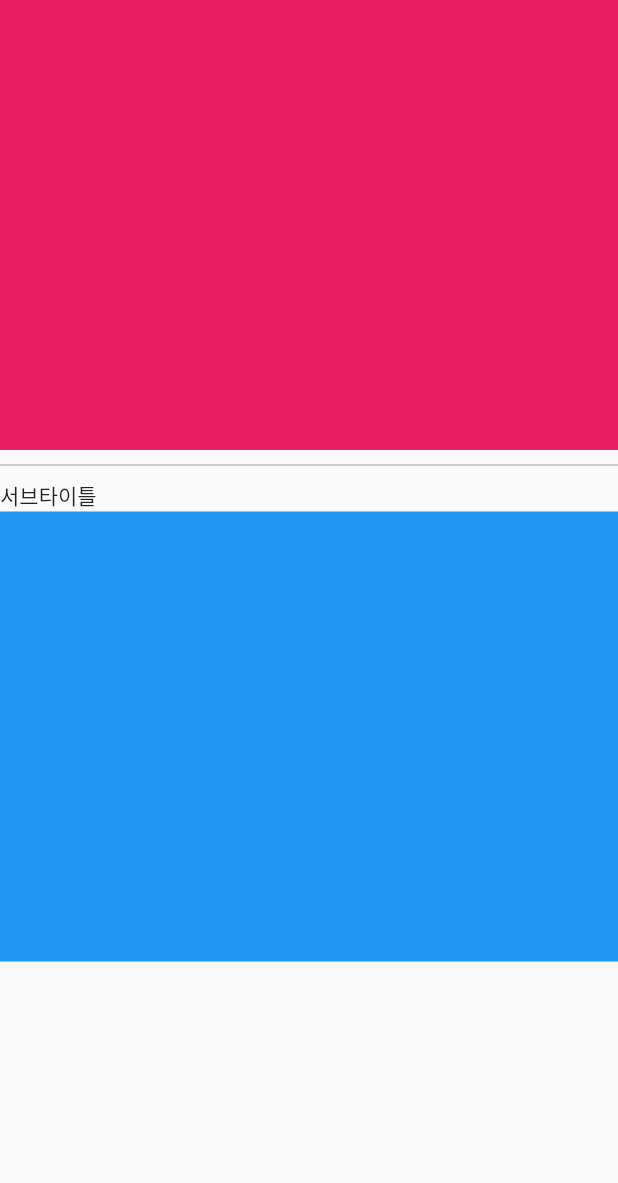
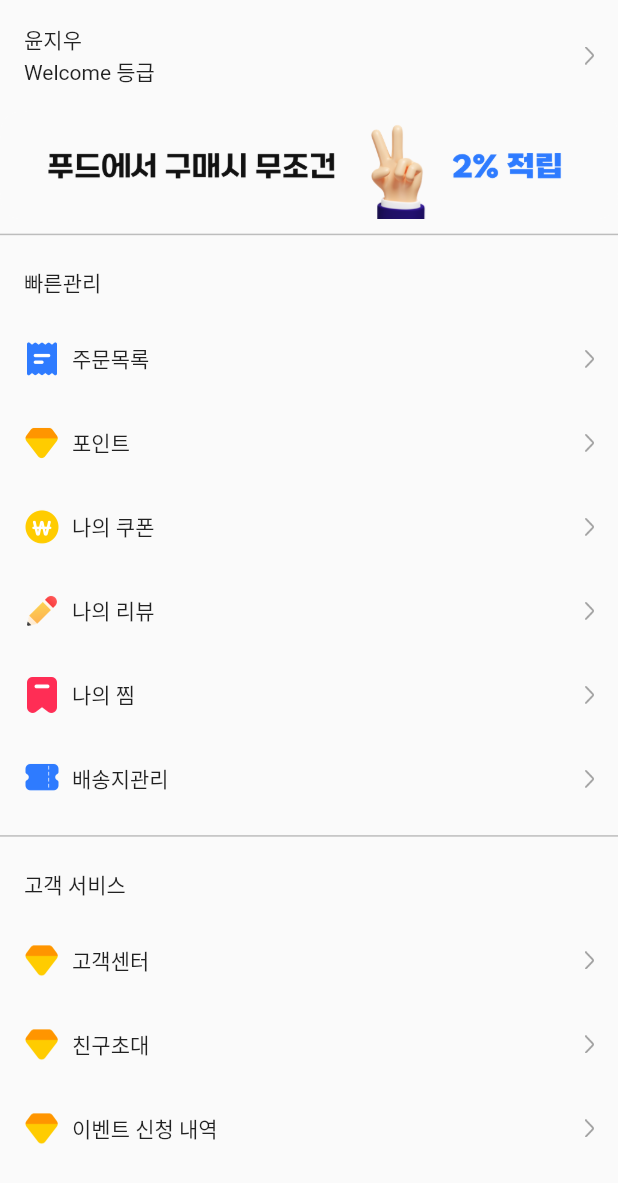
Before and after one commit to Danny-Yun/flutter-study, a Flutter app: the screen it shows after launch, on a phone screen of 412 x 824 dp. Shown: the top 1183 px of the screen. Run offline on Flutter 3.47's test engine with Material 2 defaults, Android fonts, the phone set to English and light mode, and no system bars; our stand-ins replace get, sprintf.

Commit message:
마이 푸드페이지 수정 - modelList에 데이터 집어넣어서 화면에 출력

```diff
--- a/my_pood/lib/screen/MyPoodScreen.dart
+++ b/my_pood/lib/screen/MyPoodScreen.dart
@@ -12,43 +12,73 @@ class MyPood extends StatelessWidget {
     Pair(first: 'pood_icon_review.png', second: '나의 리뷰'),
     Pair(first: 'pood_icon_favorite.png', second: '나의 찜'),
     Pair(first: 'pood_icon_my_ticket.png', second: '배송지관리'),
+  ];
+
+  List<Pair<String, String>> pairList2 = [
     Pair(first: 'pood_icon_point.png', second: '고객센터'),
     Pair(first: 'pood_icon_point.png', second: '친구초대'),
     Pair(first: 'pood_icon_point.png', second: '이벤트 신청 내역'),
   ];
+
   @override
   Widget build(BuildContext context) {
+    List<BaseModel> modelList = _initDataset();
+
+    return Scaffold(
+      body: _body(modelList),
+    );
+  }
+
+  List<BaseModel> _initDataset() {
     List<BaseModel> modelList = [];
 
-    var headerModel = HeaderModel(Container(
-      // double.infinity -
-      width: double.infinity,
-      height: 300,
-      color: Colors.pink,
-    ));
+    modelList.add(HeaderModel(_header()));
+    modelList.add(BannerModel(_banner()));
+    modelList.add(DividerModel());
 
-    var dividerModel = DividerModel();
+    modelList.add(SubTitleModel(_subTitle(subTitle: '빠른관리')));
+    for (var pair in pairList) {
+      modelList.add(ItemModel(_listItem(pair, (title) {
+        print('title - $title');
+      })));
+    }
+    modelList.add(DividerModel());
 
-    var subTitleModel = SubTitleModel(Text('서브타이틀'));
-
-    var itemModel = ItemModel(Container(
-      width: double.infinity,
-      height: 300,
-      color: Colors.blue,
-    ));
-
-    modelList.add(headerModel);
-    modelList.add(dividerModel);
-    modelList.add(subTitleModel);
-    modelList.add(itemModel);
+    modelList.add(SubTitleModel(_subTitle(subTitle: '고객 서비스')));
+    for (var pair in pairList2) {
+      modelList.add(ItemModel(_listItem(pair, (title) {
+        print('title - $title');
+      })));
+    }
 
     for (var model in modelList) {
       print("model - ${model.type}");
     }
+    return modelList;
+  }
 
-    return Scaffold(
-      body: _body(modelList),
+  Widget _header() {
+    return Container(
+      padding: const EdgeInsets.all(16),
+      child: Row(
+        children: [
+          Expanded(
+            child: Column(
+              crossAxisAlignment: CrossAxisAlignment.start,
+              children: [
+                const Text("윤지우"),
+                const Text("Welcome 등급"),
+              ],
+            ),
+          ),
+          _arrow(),
+        ],
+      ),
     );
+  }
+
+  Widget _banner() {
+    return Image.asset("assets/mypood_banner_aftersignin.png");
   }
 
   // Widget _body(List<Pair<String, String>> pairList) {}
@@ -60,6 +90,8 @@ class MyPood extends StatelessWidget {
         switch (modelList[index].type) {
           case TYPE.header:
             return (modelList[index] as HeaderModel).widget;
+          case TYPE.banner:
+            return (modelList[index] as BannerModel).widget;
           case TYPE.divider:
             return (modelList[index] as DividerModel).widget;
           case TYPE.subTitle:
@@ -76,12 +108,42 @@ class MyPood extends StatelessWidget {
     );
   }
 
-  // _parseData() {}
-  Widget _listViewItem(Pair<String, String> pair) {
-    return ListTile(
-      leading: Image.asset("assets/${pair.first}"),
-      title: Text(pair.second),
-      onTap: () {},
+  Widget _subTitle({required String subTitle}) {
+    return Padding(
+      padding: const EdgeInsets.symmetric(horizontal: 16, vertical: 12),
+      child: Text(
+        subTitle,
+      ),
+    );
+  }
+
+  Widget _listItem(Pair<String, String> pair, Function(String) onTap) {
+    return InkWell(
+      onTap: () => onTap(pair.second),
+      child: Padding(
+        padding: const EdgeInsets.all(16),
+        child: Row(
+          children: [
+            Container(
+              constraints: BoxConstraints(maxHeight: 24, maxWidth: 24),
+              child: Image.asset("assets/${pair.first}"),
+            ),
+            SizedBox(width: 8),
+            Text(pair.second),
+            // 공간을 최대한 벌려줌
+            Spacer(),
+            _arrow(),
+          ],
+        ),
+      ),
+    );
+  }
+
+  Widget _arrow() {
+    return Container(
+      child: Image.asset('assets/icon_arrow_right_grey.png'),
+      // constraints - 이미지 크기 제한
+      constraints: BoxConstraints(maxHeight: 12, maxWidth: 8),
     );
   }
 }
```
